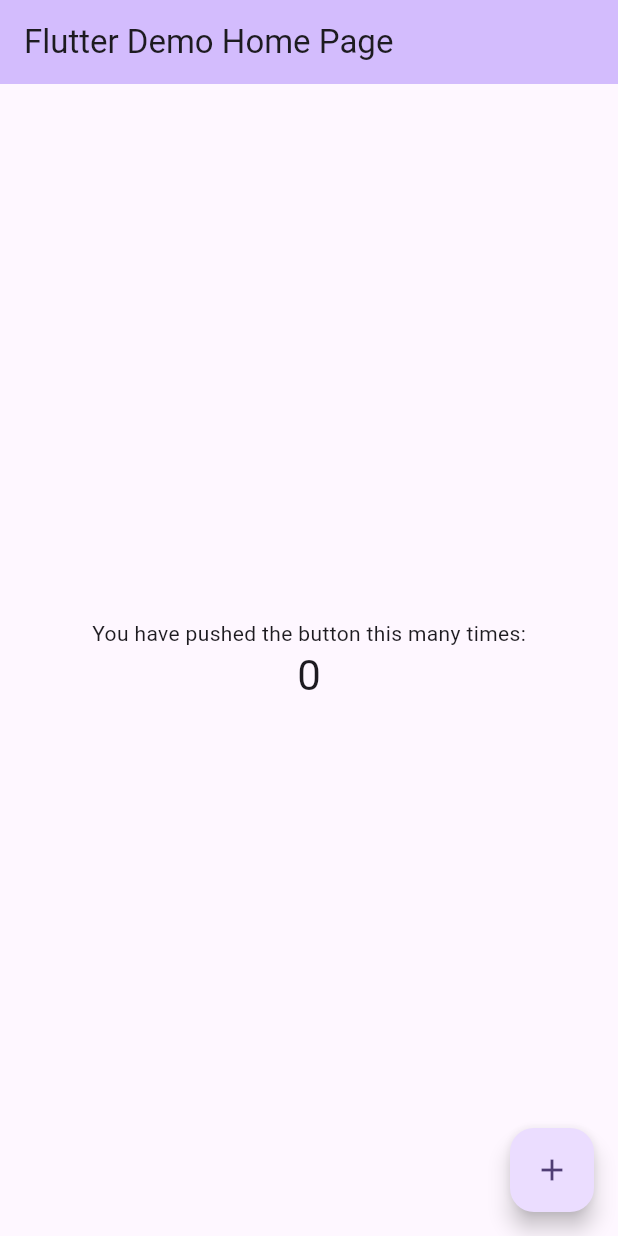
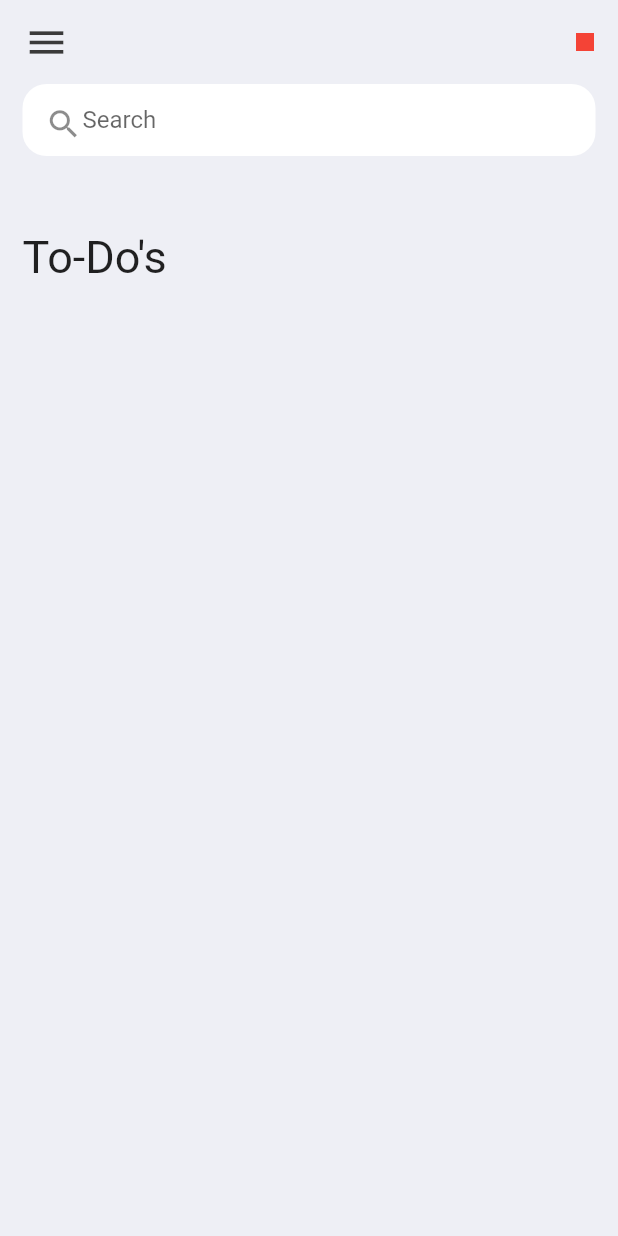
Before and after one commit to seabeePraveen/ToDo-Flutter-App, a Flutter app: the screen it shows after launch, on a phone screen of 412 x 824 dp. Run offline on Flutter 3.47's test engine with Material 2 defaults, Android fonts, the phone set to English and light mode, and no system bars.

Commit message:
search bar created

```diff
--- a/lib/main.dart
+++ b/lib/main.dart
@@ -7,119 +7,97 @@ void main() {
 class MyApp extends StatelessWidget {
   const MyApp({super.key});
 
-  // This widget is the root of your application.
   @override
   Widget build(BuildContext context) {
-    return MaterialApp(
-      title: 'Flutter Demo',
-      theme: ThemeData(
-        // This is the theme of your application.
-        //
-        // TRY THIS: Try running your application with "flutter run". You'll see
-        // the application has a blue toolbar. Then, without quitting the app,
-        // try changing the seedColor in the colorScheme below to Colors.green
-        // and then invoke "hot reload" (save your changes or press the "hot
-        // reload" button in a Flutter-supported IDE, or press "r" if you used
-        // the command line to start the app).
-        //
-        // Notice that the counter didn't reset back to zero; the application
-        // state is not lost during the reload. To reset the state, use hot
-        // restart instead.
-        //
-        // This works for code too, not just values: Most code changes can be
-        // tested with just a hot reload.
-        colorScheme: ColorScheme.fromSeed(seedColor: Colors.deepPurple),
-        useMaterial3: true,
-      ),
-      home: const MyHomePage(title: 'Flutter Demo Home Page'),
+    return const MaterialApp(
+      home: HomePage(),
+      debugShowCheckedModeBanner: false,
     );
   }
 }
 
-class MyHomePage extends StatefulWidget {
-  const MyHomePage({super.key, required this.title});
-
-  // This widget is the home page of your application. It is stateful, meaning
-  // that it has a State object (defined below) that contains fields that affect
-  // how it looks.
-
-  // This class is the configuration for the state. It holds the values (in this
-  // case the title) provided by the parent (in this case the App widget) and
-  // used by the build method of the State. Fields in a Widget subclass are
-  // always marked "final".
-
-  final String title;
-
-  @override
-  State<MyHomePage> createState() => _MyHomePageState();
-}
-
-class _MyHomePageState extends State<MyHomePage> {
-  int _counter = 0;
-
-  void _incrementCounter() {
-    setState(() {
-      // This call to setState tells the Flutter framework that something has
-      // changed in this State, which causes it to rerun the build method below
-      // so that the display can reflect the updated values. If we changed
-      // _counter without calling setState(), then the build method would not be
-      // called again, and so nothing would appear to happen.
-      _counter++;
-    });
-  }
+class HomePage extends StatelessWidget {
+  const HomePage({super.key});
 
   @override
   Widget build(BuildContext context) {
-    // This method is rerun every time setState is called, for instance as done
-    // by the _incrementCounter method above.
-    //
-    // The Flutter framework has been optimized to make rerunning build methods
-    // fast, so that you can just rebuild anything that needs updating rather
-    // than having to individually change instances of widgets.
     return Scaffold(
       appBar: AppBar(
-        // TRY THIS: Try changing the color here to a specific color (to
-        // Colors.amber, perhaps?) and trigger a hot reload to see the AppBar
-        // change color while the other colors stay the same.
-        backgroundColor: Theme.of(context).colorScheme.inversePrimary,
-        // Here we take the value from the MyHomePage object that was created by
-        // the App.build method, and use it to set our appbar title.
-        title: Text(widget.title),
+        backgroundColor: const Color(0xFFEEEFF5),
+        title: Row(
+          mainAxisAlignment: MainAxisAlignment.spaceBetween,
+          children: [
+            const Icon(
+              Icons.menu,
+              size: 30,
+              color: Color(0xFF3A3A3A),
+            ),
+            Container(
+              decoration: const BoxDecoration(
+                color: Colors.red,
+              ),
+              width: 12,
+              height: 12,
+            )
+          ],
+        ),
+        elevation: 0,
       ),
-      body: Center(
-        // Center is a layout widget. It takes a single child and positions it
-        // in the middle of the parent.
+      body: Container(
+        padding: const EdgeInsets.symmetric(
+          horizontal: 15,
+        ),
+        decoration: const BoxDecoration(
+          color: Color(0xFFEEEFF5),
+        ),
         child: Column(
-          // Column is also a layout widget. It takes a list of children and
-          // arranges them vertically. By default, it sizes itself to fit its
-          // children horizontally, and tries to be as tall as its parent.
-          //
-          // Column has various properties to control how it sizes itself and
-          // how it positions its children. Here we use mainAxisAlignment to
-          // center the children vertically; the main axis here is the vertical
-          // axis because Columns are vertical (the cross axis would be
-          // horizontal).
-          //
-          // TRY THIS: Invoke "debug painting" (choose the "Toggle Debug Paint"
-          // action in the IDE, or press "p" in the console), to see the
-          // wireframe for each widget.
-          mainAxisAlignment: MainAxisAlignment.center,
-          children: <Widget>[
-            const Text(
-              'You have pushed the button this many times:',
+          children: [
+            Container(
+              padding: const EdgeInsets.symmetric(
+                horizontal: 15,
+              ),
+              decoration: BoxDecoration(
+                borderRadius: BorderRadius.circular(16),
+                color: Colors.white,
+              ),
+              child: const TextField(
+                decoration: InputDecoration(
+                  contentPadding: EdgeInsets.all(0),
+                  prefixIcon: Icon(
+                    Icons.search,
+                    size: 25,
+                  ),
+                  prefixIconConstraints: BoxConstraints(
+                    maxHeight: 20,
+                    minWidth: 25,
+                  ),
+                  border: InputBorder.none,
+                  hintText: "Search",
+                  hintStyle: TextStyle(),
+                ),
+              ),
             ),
-            Text(
-              '$_counter',
-              style: Theme.of(context).textTheme.headlineMedium,
+            Expanded(
+              child: ListView(
+                children: [
+                  Container(
+                    margin: const EdgeInsets.only(
+                      top: 50,
+                      bottom: 25,
+                    ),
+                    child: const Text(
+                      "To-Do's",
+                      style: TextStyle(
+                        fontSize: 30,
+                      ),
+                    ),
+                  )
+                ],
+              ),
             ),
           ],
         ),
       ),
-      floatingActionButton: FloatingActionButton(
-        onPressed: _incrementCounter,
-        tooltip: 'Increment',
-        child: const Icon(Icons.add),
-      ), // This trailing comma makes auto-formatting nicer for build methods.
     );
   }
 }
```
